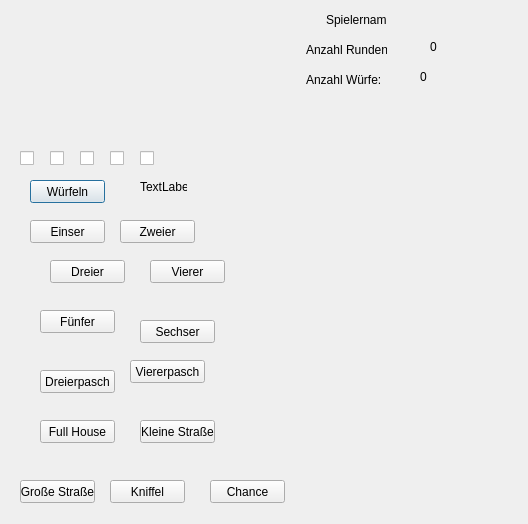
JAANKl/Kniffel, file main_window.ui: the form before one commit.
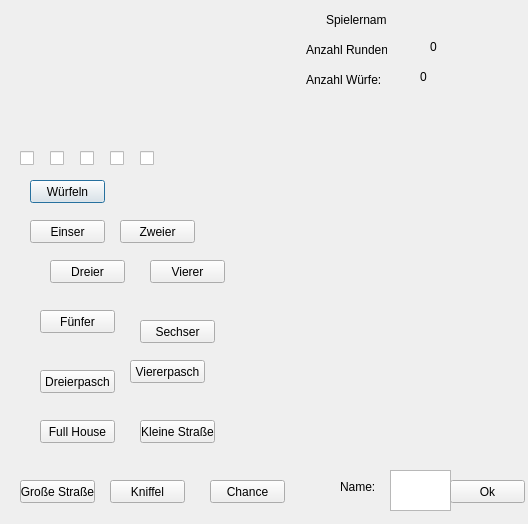
The form after the commit. Custom widgets are drawn as their Qt base class.

What changed in the file:
```diff
--- a/main_window.ui
+++ b/main_window.ui
@@ -19,8 +19,8 @@
   <widget class="WuerfelWidget" name="widget" native="true">
    <property name="geometry">
     <rect>
-     <x>20</x>
-     <y>19</y>
+     <x>10</x>
+     <y>20</y>
      <width>271</width>
      <height>131</height>
     </rect>
@@ -398,20 +398,7 @@
     <string/>
    </property>
   </widget>
-  <widget class="QLabel" name="label_9">
-   <property name="geometry">
-    <rect>
-     <x>140</x>
-     <y>180</y>
-     <width>47</width>
-     <height>13</height>
-    </rect>
-   </property>
-   <property name="text">
-    <string>TextLabel</string>
-   </property>
-  </widget>
-  <widget class="QLabel" name="label_10">
+  <widget class="QLabel" name="label_status">
    <property name="geometry">
     <rect>
      <x>230</x>
@@ -424,6 +411,42 @@
     <string/>
    </property>
   </widget>
+  <widget class="QLabel" name="label_playerName">
+   <property name="geometry">
+    <rect>
+     <x>340</x>
+     <y>480</y>
+     <width>47</width>
+     <height>13</height>
+    </rect>
+   </property>
+   <property name="text">
+    <string>Name:</string>
+   </property>
+  </widget>
+  <widget class="QTextEdit" name="textEdit_PlayerName">
+   <property name="geometry">
+    <rect>
+     <x>390</x>
+     <y>470</y>
+     <width>61</width>
+     <height>41</height>
+    </rect>
+   </property>
+  </widget>
+  <widget class="QPushButton" name="pushButton_acceptName">
+   <property name="geometry">
+    <rect>
+     <x>450</x>
+     <y>480</y>
+     <width>75</width>
+     <height>23</height>
+    </rect>
+   </property>
+   <property name="text">
+    <string>Ok</string>
+   </property>
+  </widget>
  </widget>
  <customwidgets>
   <customwidget>
```
Left out of the diff: 358 changed lines with no effect on the pictures.
